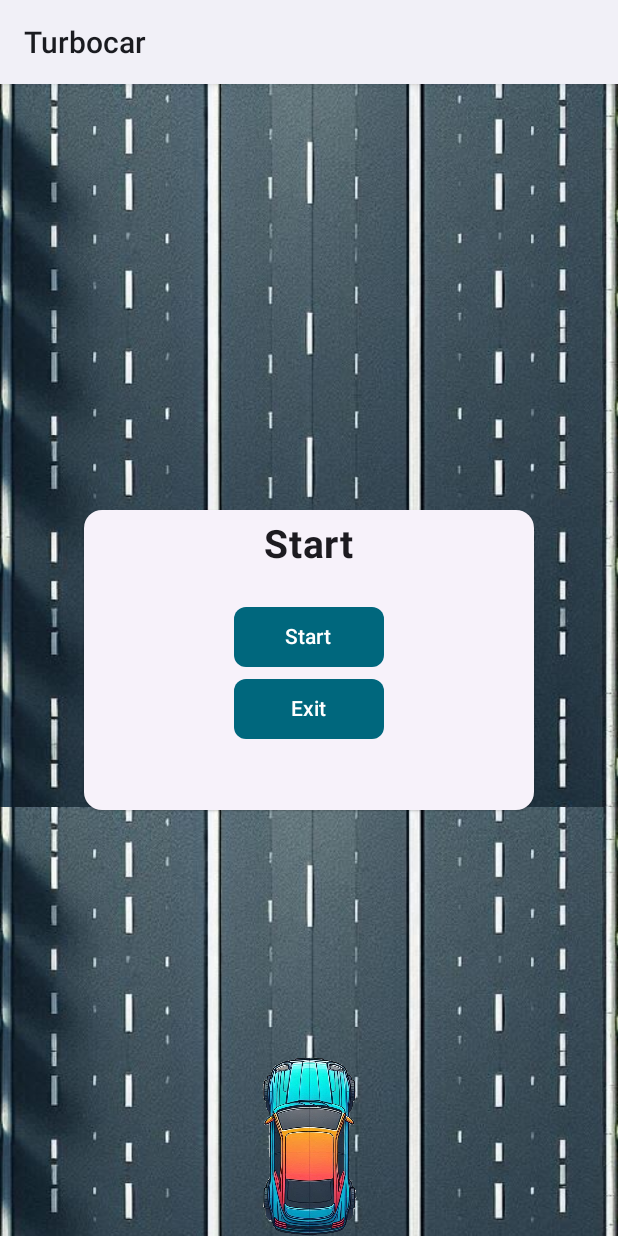
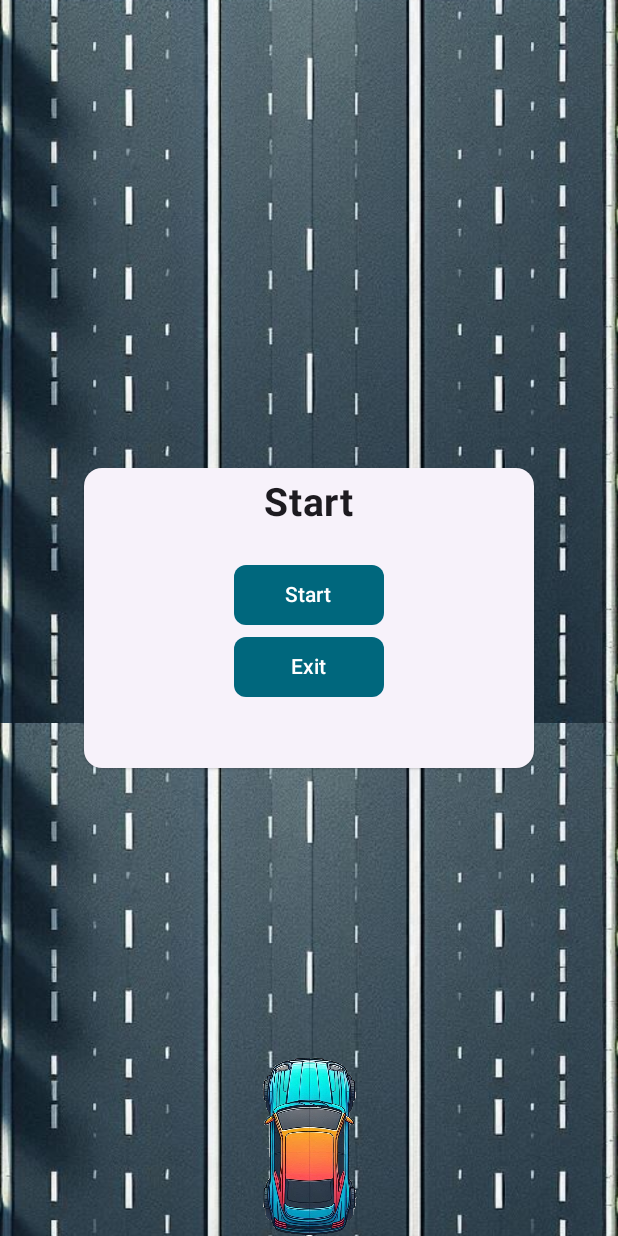
Before and after one commit to ymatinfard/TurboCar, an Android app built with Jetpack Compose: the screen it shows after launch (MainActivity), on a phone screen of 412 x 824 dp. Run offline under Robolectric (Android 15) with nearby library versions, the phone set to English and light mode, and no system bars.

Commit message:
Remove action bar from theme

```diff
--- a/app/src/main/res/values/themes.xml
+++ b/app/src/main/res/values/themes.xml
@@ -4,5 +4,8 @@
 
     <style name="Theme.Turbocar.Splash" parent="Theme.SplashScreen">
         <item name="windowSplashScreenAnimatedIcon">@drawable/ic_turbocar_logo_splash</item>
+        <item name="windowSplashScreenBackground">#00677D</item>
+        <item name="android:windowActionBar">false</item>
+        <item name="android:windowNoTitle">true</item>
     </style>
 </resources>
```
